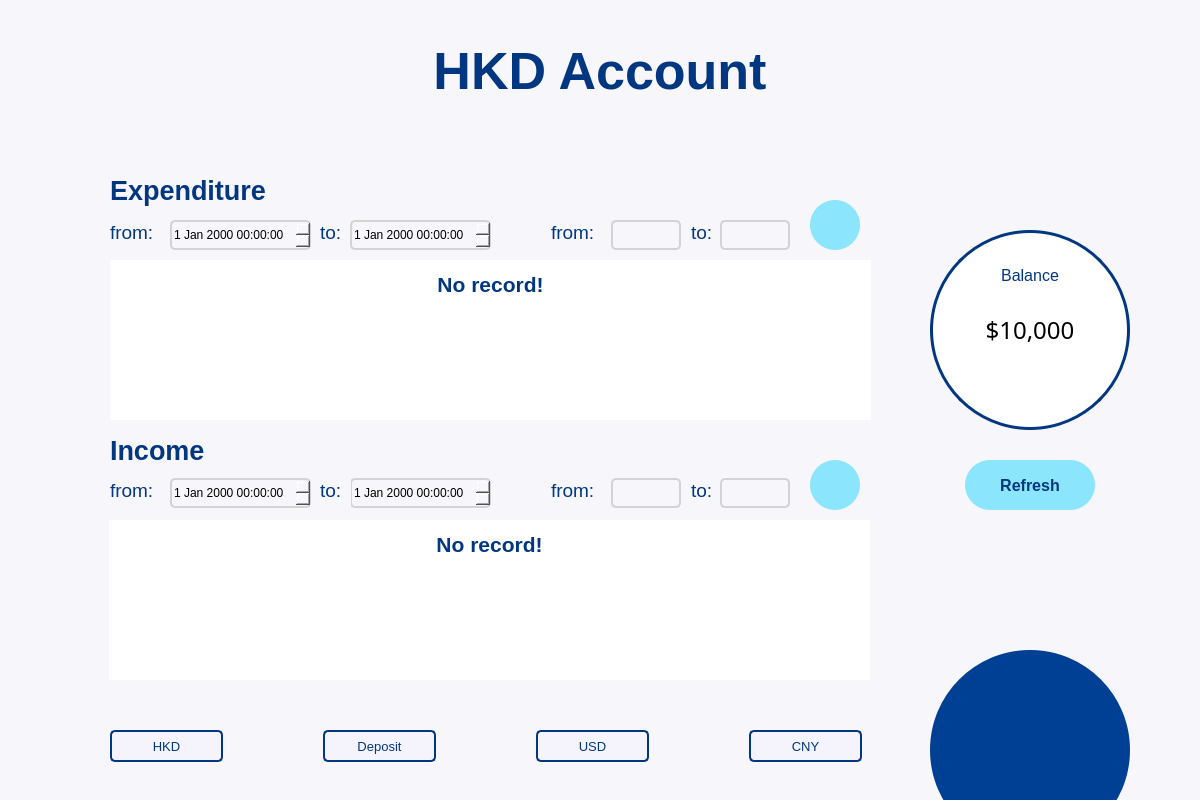
Above: accountsDetail.ui from mintpancake/ikyc before the change. Below: the same form after it.
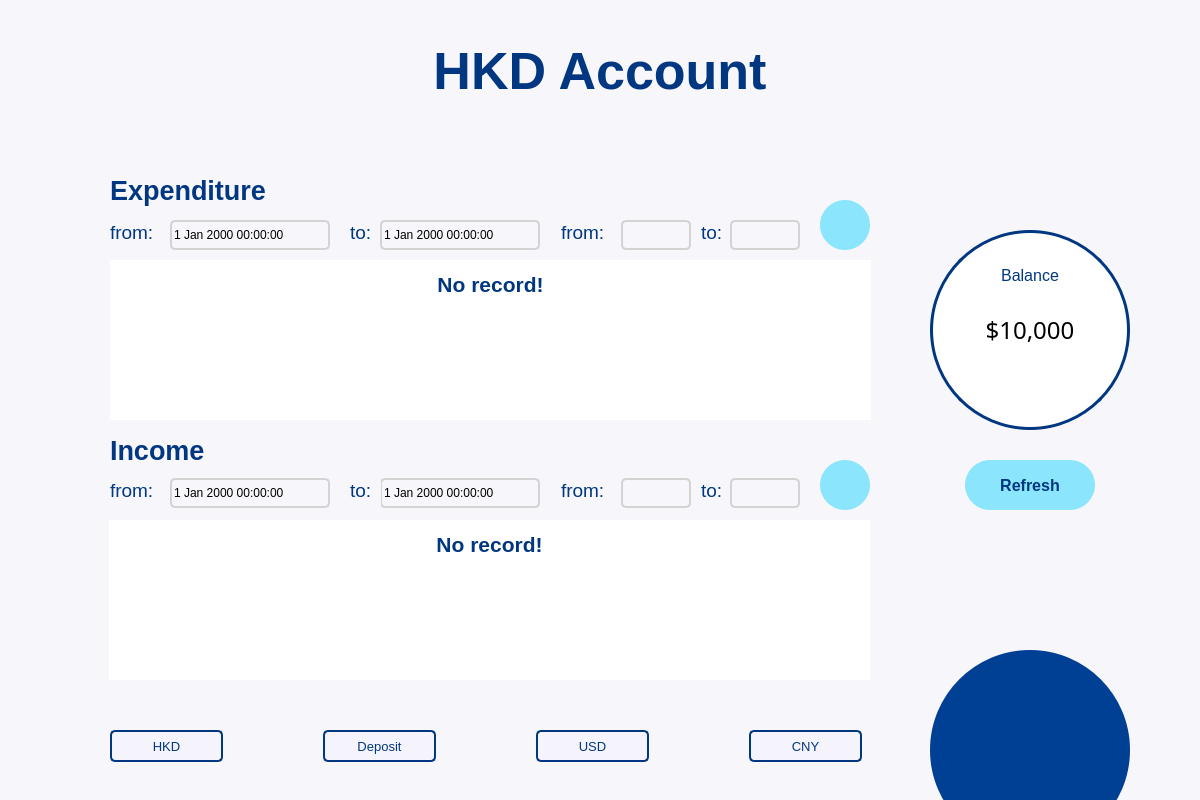
That is the form after the change. Icons and pictures are not drawn.

```diff
--- a/accountsDetail.ui
+++ b/accountsDetail.ui
@@ -477,7 +477,7 @@
    <widget class="QLabel" name="TimeLabel_3">
     <property name="geometry">
      <rect>
-      <x>320</x>
+      <x>350</x>
       <y>212</y>
       <width>31</width>
       <height>41</height>
@@ -501,7 +501,7 @@
    <widget class="QLabel" name="TimeLabel_7">
     <property name="geometry">
      <rect>
-      <x>691</x>
+      <x>701</x>
       <y>212</y>
       <width>31</width>
       <height>41</height>
@@ -596,9 +596,9 @@
    <widget class="QDateTimeEdit" name="toDate_2">
     <property name="geometry">
      <rect>
-      <x>350</x>
+      <x>380</x>
       <y>478</y>
-      <width>141</width>
+      <width>160</width>
       <height>30</height>
      </rect>
     </property>
@@ -613,6 +613,7 @@
      <string notr="true">QDateTimeEdit {
 	border: 2px solid lightgray;
 	border-radius: 5px;
+	background: transparent;
 }
  
 QDateTimeEdit::drop-down {
@@ -631,7 +632,7 @@
    <widget class="QLabel" name="TimeLabel_6">
     <property name="geometry">
      <rect>
-      <x>551</x>
+      <x>561</x>
       <y>212</y>
       <width>81</width>
       <height>41</height>
@@ -655,7 +656,7 @@
    <widget class="QLineEdit" name="toAmount_2">
     <property name="geometry">
      <rect>
-      <x>720</x>
+      <x>730</x>
       <y>478</y>
       <width>70</width>
       <height>30</height>
@@ -676,7 +677,7 @@
    <widget class="QLabel" name="TimeLabel_8">
     <property name="geometry">
      <rect>
-      <x>691</x>
+      <x>701</x>
       <y>470</y>
       <width>31</width>
       <height>41</height>
@@ -700,7 +701,7 @@
    <widget class="QPushButton" name="tickButton_2">
     <property name="geometry">
      <rect>
-      <x>810</x>
+      <x>820</x>
       <y>460</y>
       <width>50</width>
       <height>50</height>
@@ -750,7 +751,7 @@
    <widget class="QLineEdit" name="toAmount">
     <property name="geometry">
      <rect>
-      <x>720</x>
+      <x>730</x>
       <y>220</y>
       <width>70</width>
       <height>30</height>
@@ -771,9 +772,9 @@
    <widget class="QDateTimeEdit" name="toDate">
     <property name="geometry">
      <rect>
-      <x>350</x>
+      <x>380</x>
       <y>220</y>
-      <width>141</width>
+      <width>160</width>
       <height>30</height>
      </rect>
     </property>
@@ -788,6 +789,7 @@
      <string notr="true">QDateTimeEdit {
 	border: 2px solid lightgray;
 	border-radius: 5px;
+	background: transparent;
 }
  
 QDateTimeEdit::drop-down {
@@ -806,7 +808,7 @@
    <widget class="QPushButton" name="tickButton">
     <property name="geometry">
      <rect>
-      <x>810</x>
+      <x>820</x>
       <y>200</y>
       <width>50</width>
       <height>50</height>
@@ -856,7 +858,7 @@
    <widget class="QLineEdit" name="fromAmount_2">
     <property name="geometry">
      <rect>
-      <x>611</x>
+      <x>621</x>
       <y>478</y>
       <width>70</width>
       <height>30</height>
@@ -972,7 +974,7 @@
    <widget class="QLabel" name="TimeLabel_9">
     <property name="geometry">
      <rect>
-      <x>320</x>
+      <x>350</x>
       <y>470</y>
       <width>31</width>
       <height>41</height>
@@ -998,7 +1000,7 @@
      <rect>
       <x>170</x>
       <y>220</y>
-      <width>141</width>
+      <width>160</width>
       <height>30</height>
      </rect>
     </property>
@@ -1013,6 +1015,7 @@
      <string notr="true">QDateTimeEdit {
 	border: 2px solid lightgray;
 	border-radius: 5px;
+	background: transparent;
 }
  
 QDateTimeEdit::drop-down {
@@ -1031,7 +1034,7 @@
    <widget class="QLineEdit" name="fromAmount">
     <property name="geometry">
      <rect>
-      <x>611</x>
+      <x>621</x>
       <y>220</y>
       <width>70</width>
       <height>30</height>
@@ -1052,7 +1055,7 @@
    <widget class="QLabel" name="TimeLabel_11">
     <property name="geometry">
      <rect>
-      <x>551</x>
+      <x>561</x>
       <y>470</y>
       <width>61</width>
       <height>41</height>
@@ -1078,7 +1081,7 @@
      <rect>
       <x>170</x>
       <y>478</y>
-      <width>141</width>
+      <width>160</width>
       <height>30</height>
      </rect>
     </property>
@@ -1093,6 +1096,7 @@
      <string notr="true">QDateTimeEdit {
 	border: 2px solid lightgray;
 	border-radius: 5px;
+	background: transparent;
 }
  
 QDateTimeEdit::drop-down {
```
